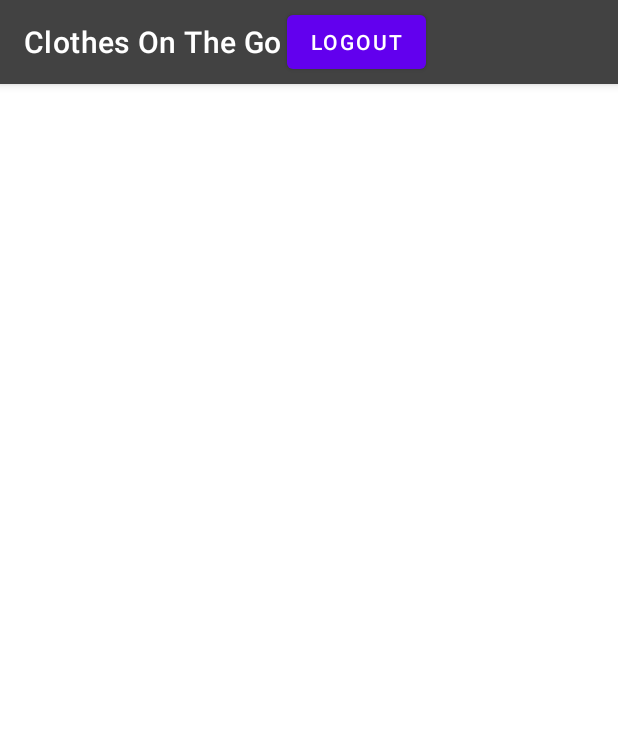
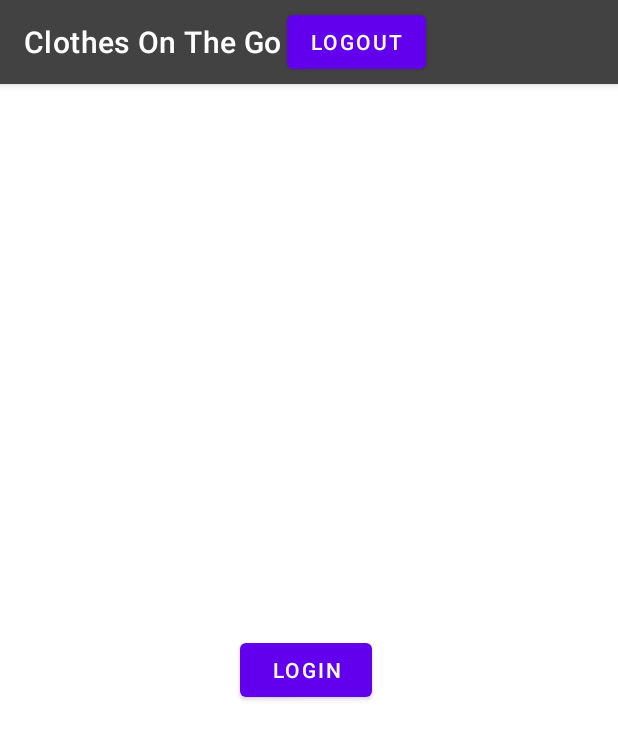
Before and after one commit to igormagun/CPS731-Project, an Android app: the screen it shows after launch (SignInActivity), on a phone screen of 412 x 824 dp. Shown: the top 739 px of the screen. Run offline under Robolectric (Android 15) with nearby library versions, the phone set to English and light mode, and no system bars; our stand-ins replace Firebase (no records; nobody signed in at launch, a user with empty details on screens opened directly).

Commit message:
Added constraints to login button, moved login text to strings.xml

```diff
--- a/app/src/main/res/layout/activity_sign_in.xml
+++ b/app/src/main/res/layout/activity_sign_in.xml
@@ -14,8 +14,14 @@
         android:id="@+id/LoginButton"
         android:layout_width="wrap_content"
         android:layout_height="wrap_content"
-        android:text="Login"
-        tools:layout_editor_absoluteX="159dp"
-        tools:layout_editor_absoluteY="376dp" />
+        android:layout_marginStart="159dp"
+        android:layout_marginTop="320dp"
+        android:layout_marginEnd="164dp"
+        android:layout_marginBottom="307dp"
+        android:text="@string/login_text"
+        app:layout_constraintBottom_toBottomOf="parent"
+        app:layout_constraintEnd_toEndOf="parent"
+        app:layout_constraintStart_toStartOf="parent"
+        app:layout_constraintTop_toBottomOf="@+id/toolbar" />
 
 </androidx.constraintlayout.widget.ConstraintLayout>
--- a/app/src/main/res/values/strings.xml
+++ b/app/src/main/res/values/strings.xml
@@ -16,4 +16,5 @@
     <string name="add_to_cart_string">+ Cart</string>
     <string name="quantity_label">Quantity</string>
     <string name="delete_from_cart">Delete</string>
+    <string name="login_text">Login</string>
 </resources>
```
